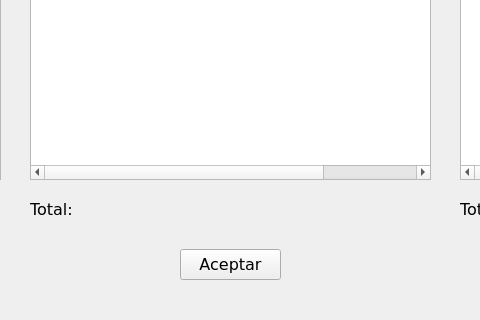
RedAlf121/ProyectoFicherosCpp, file Proyecto_Optativa/ufrmmilitancyupdated.ui: the form before one commit; both pictures show x 430 to 910 and y 371 to 691 of the 1322 by 691 pixel window.
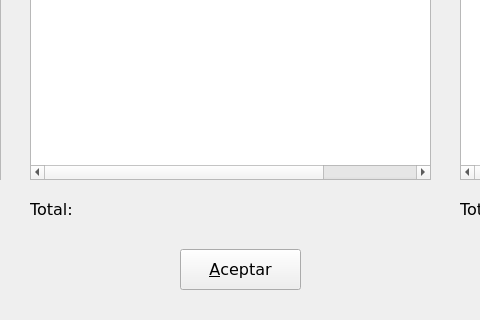
The form after the commit. Icons and pictures are not drawn.

Patch:
```diff
--- a/Proyecto_Optativa/ufrmmilitancyupdated.ui
+++ b/Proyecto_Optativa/ufrmmilitancyupdated.ui
@@ -277,12 +277,22 @@
      <rect>
       <x>610</x>
       <y>620</y>
-      <width>101</width>
-      <height>31</height>
+      <width>121</width>
+      <height>41</height>
      </rect>
     </property>
     <property name="text">
-     <string>Aceptar</string>
+     <string>&amp;Aceptar</string>
+    </property>
+    <property name="icon">
+     <iconset>
+      <normaloff>Resources/accept_32.png</normaloff>Resources/accept_32.png</iconset>
+    </property>
+    <property name="iconSize">
+     <size>
+      <width>32</width>
+      <height>32</height>
+     </size>
     </property>
    </widget>
   </widget>
```
Left out of the diff: 6 changed lines with no effect on the pictures.
